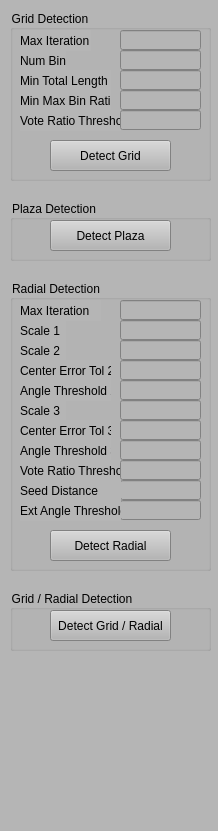
Qt form RoadFeatureExplorer/ControlWidget.ui (gnishida/RoadFeatureExplorer) before a commit.
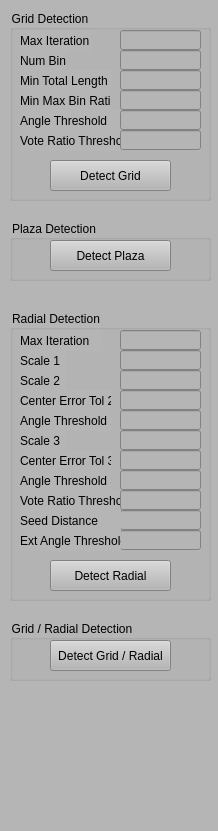
The same form after that commit.

The edit to the form file:
```diff
--- a/RoadFeatureExplorer/ControlWidget.ui
+++ b/RoadFeatureExplorer/ControlWidget.ui
@@ -26,7 +26,7 @@
       <x>10</x>
       <y>10</y>
       <width>201</width>
-      <height>171</height>
+      <height>191</height>
      </rect>
     </property>
     <property name="title">
@@ -36,7 +36,7 @@
      <property name="geometry">
       <rect>
        <x>40</x>
-       <y>130</y>
+       <y>150</y>
        <width>121</width>
        <height>31</height>
       </rect>
@@ -127,7 +127,7 @@
      <property name="geometry">
       <rect>
        <x>10</x>
-       <y>100</y>
+       <y>120</y>
        <width>101</width>
        <height>21</height>
       </rect>
@@ -140,7 +140,7 @@
      <property name="geometry">
       <rect>
        <x>110</x>
-       <y>100</y>
+       <y>120</y>
        <width>81</width>
        <height>20</height>
       </rect>
@@ -175,12 +175,38 @@
       <set>Qt::AlignRight|Qt::AlignTrailing|Qt::AlignVCenter</set>
      </property>
     </widget>
+    <widget class="QLabel" name="label_20">
+     <property name="geometry">
+      <rect>
+       <x>10</x>
+       <y>100</y>
+       <width>101</width>
+       <height>21</height>
+      </rect>
+     </property>
+     <property name="text">
+      <string>Angle Threshold</string>
+     </property>
+    </widget>
+    <widget class="QLineEdit" name="lineEditGridAngleThreshold">
+     <property name="geometry">
+      <rect>
+       <x>110</x>
+       <y>100</y>
+       <width>81</width>
+       <height>20</height>
+      </rect>
+     </property>
+     <property name="alignment">
+      <set>Qt::AlignRight|Qt::AlignTrailing|Qt::AlignVCenter</set>
+     </property>
+    </widget>
    </widget>
    <widget class="QGroupBox" name="groupBox_4">
     <property name="geometry">
      <rect>
       <x>10</x>
-      <y>200</y>
+      <y>220</y>
       <width>201</width>
       <height>61</height>
      </rect>
@@ -206,7 +232,7 @@
     <property name="geometry">
      <rect>
       <x>10</x>
-      <y>280</y>
+      <y>310</y>
       <width>201</width>
       <height>291</height>
      </rect>
@@ -527,7 +553,7 @@
     <property name="geometry">
      <rect>
       <x>10</x>
-      <y>590</y>
+      <y>620</y>
       <width>201</width>
       <height>61</height>
      </rect>
```
